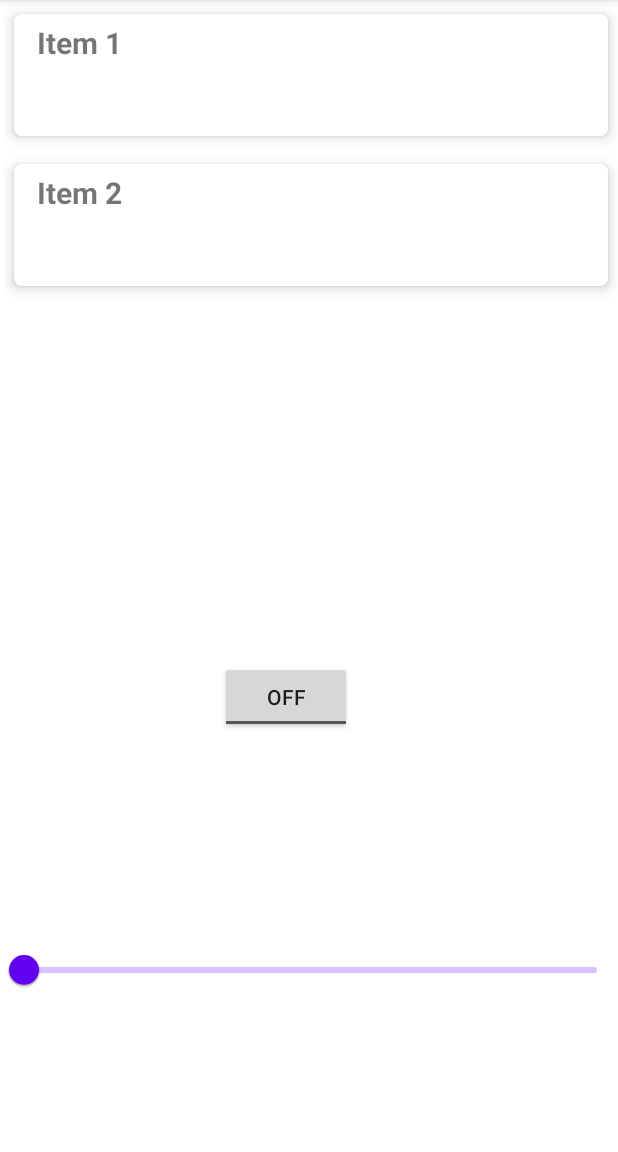
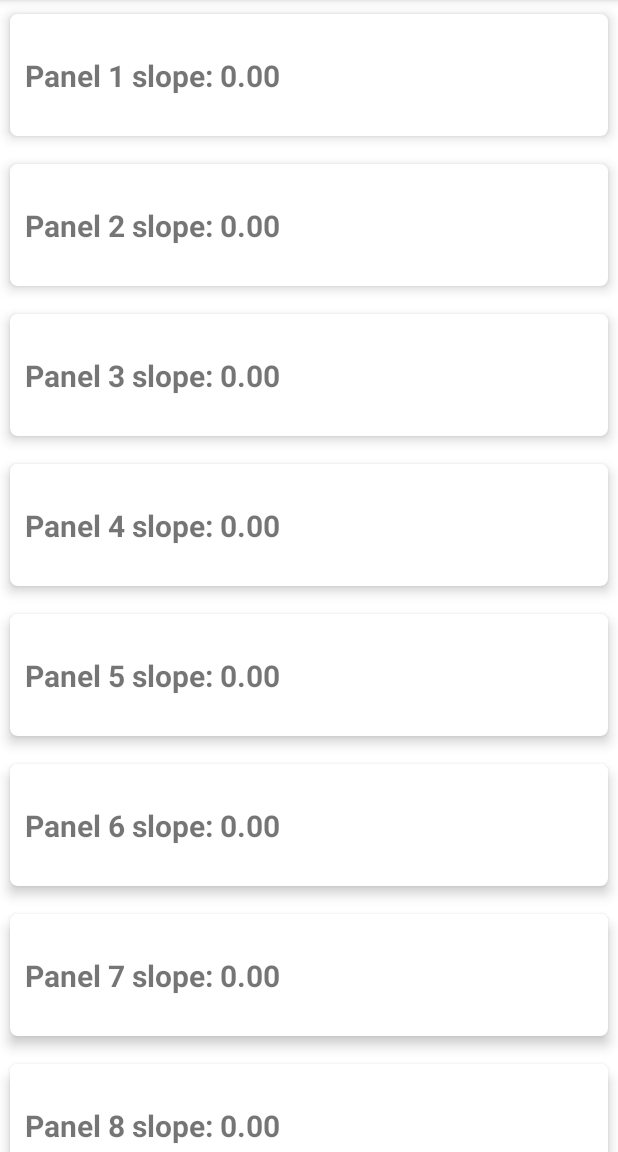
Before and after one commit to csandor99/house-energy-management-app, an Android app: the screen it shows after launch (SlopeAdjustmentActivity), on a phone screen of 412 x 824 dp, the part 84-1236 px from its top. Run offline under Robolectric (Android 15) with nearby library versions, the phone set to English and light mode, and no system bars.

Commit message:
slope adjusment activity done.

```diff
--- a/EnergyManagementApp/app/src/main/java/com/example/energymanagementapp/SlopeAdjustmentActivity.kt
+++ b/EnergyManagementApp/app/src/main/java/com/example/energymanagementapp/SlopeAdjustmentActivity.kt
@@ -1,13 +1,23 @@
 package com.example.energymanagementapp
 
+import android.app.Dialog
 import androidx.appcompat.app.AppCompatActivity
 import android.os.Bundle
+import android.view.Window
+import android.widget.Button
+import android.widget.TextView
+import android.widget.ToggleButton
 import androidx.recyclerview.widget.LinearLayoutManager
 import androidx.recyclerview.widget.RecyclerView
 import com.example.energymanagementapp.adapters.PanelCustomAdapter
 import com.example.energymanagementapp.models.PanelViewModel
+import com.google.android.material.slider.Slider
 
 class SlopeAdjustmentActivity : AppCompatActivity() {
+
+    private val data = ArrayList<PanelViewModel>()
+    private lateinit var  adapter:PanelCustomAdapter
+
     override fun onCreate(savedInstanceState: Bundle?) {
         super.onCreate(savedInstanceState)
         setContentView(R.layout.activity_slope_adjustment)
@@ -17,18 +27,55 @@ class SlopeAdjustmentActivity : AppCompatActivity() {
         recyclerview.layoutManager = LinearLayoutManager(this)
 
         // ArrayList of class ItemsViewModel
-        val data = ArrayList<PanelViewModel>()
 
         // This loop will create 20 Views containing
         // the image with the count of view
         for (i in 1..20) {
-            data.add(PanelViewModel( "Item " + i))
+            data.add(PanelViewModel( "Panel " + i,0f,false,false))
         }
 
         // This will pass the ArrayList to our Adapter
-        val adapter = PanelCustomAdapter(data)
+        adapter = PanelCustomAdapter(data)
+        // Setting the Adapter with the recyclerview
 
-        // Setting the Adapter with the recyclerview
+
+        adapter.listener= {x -> showDialog("Open Dialog",x)
+
+        };
         recyclerview.adapter = adapter
+
+
+
+    }
+
+    private fun showDialog(title: String,position: Int) {
+        val dialog = Dialog(this)
+        dialog.requestWindowFeature(Window.FEATURE_NO_TITLE)
+        dialog.setCancelable(false)
+        dialog.setContentView(R.layout.panel_dialog_view)
+        //val body = dialog.findViewById(R.id.body) as TextView
+        //body.text = title
+        val yesBtn = dialog.findViewById(R.id.yesBtn) as Button
+        val noBtn = dialog.findViewById(R.id.noBtn) as TextView
+        val slopeSlider = dialog.findViewById(R.id.slopeSlider) as Slider
+        val toggleButton = dialog.findViewById(R.id.toggleButton) as ToggleButton
+
+        slopeSlider.value=data[position].slope;
+        toggleButton.isChecked = data[position].auto;
+
+        slopeSlider.isEnabled = !toggleButton.isChecked
+
+        toggleButton.setOnClickListener{
+            slopeSlider.isEnabled = !toggleButton.isChecked
+        }
+        yesBtn.setOnClickListener {
+
+            data[position].slope = slopeSlider.value
+            data[position].auto= toggleButton.isChecked
+            adapter.notifyItemChanged(position)
+            dialog.dismiss()
+        }
+        noBtn.setOnClickListener { dialog.dismiss() }
+        dialog.show()
     }
 }
--- a/EnergyManagementApp/app/src/main/java/com/example/energymanagementapp/adapters/PanelCustomAdapter.kt
+++ b/EnergyManagementApp/app/src/main/java/com/example/energymanagementapp/adapters/PanelCustomAdapter.kt
@@ -1,15 +1,25 @@
 package com.example.energymanagementapp.adapters
 
+import android.graphics.Color
+import android.opengl.Visibility
 import android.view.LayoutInflater
 import android.view.View
+import android.view.View.INVISIBLE
+import android.view.View.VISIBLE
 import android.view.ViewGroup
+import android.widget.AdapterView
+import android.widget.ImageView
 import android.widget.TextView
+import androidx.cardview.widget.CardView
 import androidx.recyclerview.widget.RecyclerView
 import com.example.energymanagementapp.R
 import com.example.energymanagementapp.models.PanelViewModel
 
-class PanelCustomAdapter(private val mList: List<PanelViewModel>) : RecyclerView.Adapter<PanelCustomAdapter.ViewHolder>() {
+class PanelCustomAdapter(private val mList: List<PanelViewModel>
 
+) : RecyclerView.Adapter<PanelCustomAdapter.ViewHolder>() {
+
+    var listener: ((Int) -> Unit)? = null
 
     override fun onCreateViewHolder(parent: ViewGroup, viewType: Int): ViewHolder {
         // inflates the card_view_design view
@@ -23,15 +33,28 @@ class PanelCustomAdapter(private val mList: List<PanelViewModel>) : RecyclerView
     // binds the list items to a view
     override fun onBindViewHolder(holder: ViewHolder, position: Int) {
 
-        val ItemsViewModel = mList[position]
+        val itemViewModel = mList[position]
 
         // sets the image to the imageview from our itemHolder class
         // holder.imageView.setImageResource(ItemsViewModel.image)
+        // sets the text to the textview from our itemHolder class
 
-        // sets the text to the textview from our itemHolder class
-        holder.textView.text = ItemsViewModel.text
+        if(itemViewModel.auto) {
+            holder.autoIconView.visibility = VISIBLE
+        }else {
+            holder.autoIconView.visibility = INVISIBLE
+        }
 
+        holder.textView.text = (itemViewModel.text  + " slope: " + String.format("%.2f", itemViewModel.slope)  )
+        if(itemViewModel.selected){
+
+            holder.cardView.setCardBackgroundColor(Color.CYAN)
+        }
+
+        holder.itemView.setOnClickListener { listener?.let { it1 -> it1(position) } }
     }
+
+
 
     // return the number of the items in the list
     override fun getItemCount(): Int {
@@ -41,5 +64,9 @@ class PanelCustomAdapter(private val mList: List<PanelViewModel>) : RecyclerView
     class ViewHolder(ItemView: View) : RecyclerView.ViewHolder(ItemView) {
         //val imageView: ImageView = itemView.findViewById(R.id.imageview)
         val textView: TextView = itemView.findViewById(R.id.textView)
+        val cardView: CardView = itemView.findViewById(R.id.panelCardView)
+        val autoIconView:ImageView = itemView.findViewById(R.id.autoIcon)
+
+
     }
 }
--- a/EnergyManagementApp/app/src/main/java/com/example/energymanagementapp/models/PanelViewModel.kt
+++ b/EnergyManagementApp/app/src/main/java/com/example/energymanagementapp/models/PanelViewModel.kt
@@ -1,4 +1,6 @@
 package com.example.energymanagementapp.models
 
-data class PanelViewModel(val text: String) {
+data class PanelViewModel(val text: String, var slope:Float, var auto:Boolean, val selected:Boolean) {
+
+
 }
--- a/EnergyManagementApp/app/src/main/res/layout/activity_slope_adjustment.xml
+++ b/EnergyManagementApp/app/src/main/res/layout/activity_slope_adjustment.xml
@@ -6,47 +6,12 @@
     android:layout_height="match_parent"
     tools:context=".SlopeAdjustmentActivity">
 
-    <ToggleButton
-        android:id="@+id/toggleButton"
-        android:layout_width="wrap_content"
-        android:layout_height="wrap_content"
-        android:text="ToggleButton"
-        app:layout_constraintBottom_toBottomOf="parent"
-        app:layout_constraintEnd_toEndOf="parent"
-        app:layout_constraintHorizontal_bias="0.452"
-        app:layout_constraintStart_toStartOf="parent"
-        app:layout_constraintTop_toBottomOf="@+id/scrollView2"
-        app:layout_constraintVertical_bias="0.463" />
+    <androidx.recyclerview.widget.RecyclerView
+        android:id="@+id/recyclerPanelView"
+        android:layout_width="match_parent"
+        android:layout_height="match_parent"
+        tools:itemCount="5"
+        tools:layout_editor_absoluteY="331dp"
+        tools:listitem="@layout/panel_card_view_design" />
 
-    <com.google.android.material.slider.Slider
-
-        android:layout_width="match_parent"
-        android:layout_height="20dp"
-        android:layout_marginTop="134dp"
-        android:valueFrom="0.0"
-        android:valueTo="100.0"
-        app:layout_constraintEnd_toEndOf="parent"
-        app:layout_constraintTop_toBottomOf="@+id/toggleButton" />
-
-    <ScrollView
-        android:id="@+id/scrollView2"
-        android:layout_width="409dp"
-        android:layout_height="200dp"
-        app:layout_constraintBottom_toBottomOf="parent"
-        app:layout_constraintEnd_toEndOf="parent"
-        app:layout_constraintHorizontal_bias="1.0"
-        app:layout_constraintStart_toStartOf="parent"
-        app:layout_constraintTop_toTopOf="parent"
-        app:layout_constraintVertical_bias="0.0">
-
-
-
-        <androidx.recyclerview.widget.RecyclerView
-                android:id="@+id/recyclerPanelView"
-                android:layout_width="match_parent"
-                android:layout_height="match_parent"
-                tools:itemCount="5"
-                tools:listitem="@layout/panel_card_view_design"/>
-
-    </ScrollView>
 </androidx.constraintlayout.widget.ConstraintLayout>
--- a/EnergyManagementApp/app/src/main/res/layout/panel_card_view_design.xml
+++ b/EnergyManagementApp/app/src/main/res/layout/panel_card_view_design.xml
@@ -1,5 +1,7 @@
 <?xml version="1.0" encoding="utf-8"?>
-<androidx.cardview.widget.CardView
+<androidx.cardview.widget.CardView xmlns:tools="http://schemas.android.com/tools"
+    android:id="@+id/panelCardView"
+
     xmlns:android="http://schemas.android.com/apk/res/android"
     xmlns:app="http://schemas.android.com/apk/res-auto"
     android:layout_width="match_parent"
@@ -11,27 +13,34 @@
 
     >
 
-    <LinearLayout
+    <androidx.constraintlayout.widget.ConstraintLayout
         android:layout_width="match_parent"
-        android:layout_height="wrap_content"
-        android:orientation="horizontal"
-        android:padding="5dp"
-        app:layout_constraintBottom_toBottomOf="parent"
-        app:layout_constraintEnd_toEndOf="parent"
-        app:layout_constraintStart_toStartOf="parent"
-        app:layout_constraintTop_toTopOf="parent"
-        app:layout_constraintVertical_bias="0.538">
+        android:layout_height="match_parent">
+
+        <ImageView
+            android:id="@+id/autoIcon"
+            android:layout_width="50dp"
+            android:layout_height="50dp"
+            app:layout_constraintBottom_toBottomOf="parent"
+            app:layout_constraintEnd_toEndOf="parent"
+            app:layout_constraintHorizontal_bias="0.8"
+            app:layout_constraintStart_toEndOf="@+id/textView"
+            app:layout_constraintTop_toTopOf="parent"
+            app:srcCompat="@drawable/automatic_icon" />
 
         <TextView
             android:id="@+id/textView"
             android:layout_width="wrap_content"
             android:layout_height="wrap_content"
-            android:layout_marginStart="10dp"
-            android:layout_marginLeft="15dp"
             android:text="Item"
             android:textSize="20sp"
-            android:textStyle="bold" />
-
-    </LinearLayout>
+            android:textStyle="bold"
+            app:layout_constraintBottom_toBottomOf="parent"
+            app:layout_constraintEnd_toEndOf="parent"
+            app:layout_constraintHorizontal_bias="0.044"
+            app:layout_constraintStart_toStartOf="parent"
+            app:layout_constraintTop_toTopOf="parent"
+            app:layout_constraintVertical_bias="0.509" />
+    </androidx.constraintlayout.widget.ConstraintLayout>
 
 </androidx.cardview.widget.CardView>
```
Also changed, not shown: EnergyManagementApp/app/src/main/res/layout/panel_dialog_view.xml (added, +70 -0 lines), EnergyManagementApp/app/src/main/res/drawable/automatic_icon.png (added).
